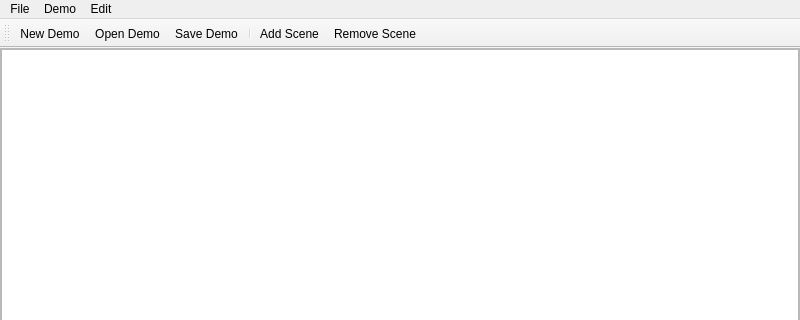
First picture: the form in ui/MainWindow.ui, repository LeStahL/cuddly-eureka, before the edit; both pictures show x 0 to 800 and y 0 to 320 of the 800 by 600 pixel window.
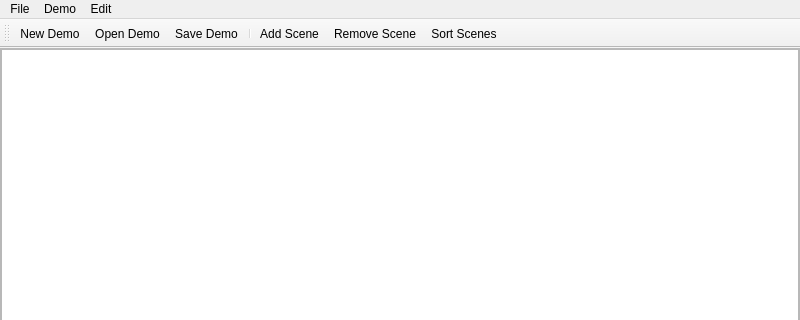
Second picture: the form after the edit. Icons and pictures are not drawn.

The edit to the form file:
```diff
--- a/ui/MainWindow.ui
+++ b/ui/MainWindow.ui
@@ -129,6 +129,7 @@
    <addaction name="separator"/>
    <addaction name="actionAdd_Scene"/>
    <addaction name="actionRemove_Scene"/>
+   <addaction name="actionSort_Scenes"/>
   </widget>
   <action name="actionNew_Demo">
    <property name="icon">
@@ -212,6 +213,14 @@
     <string>Generate Code</string>
    </property>
   </action>
+  <action name="actionSort_Scenes">
+   <property name="text">
+    <string>Sort Scenes</string>
+   </property>
+   <property name="shortcut">
+    <string>F5</string>
+   </property>
+  </action>
  </widget>
  <resources>
   <include location="MainWindow.qrc"/>
```
Left out of the diff: 19 changed lines with no effect on the pictures.
